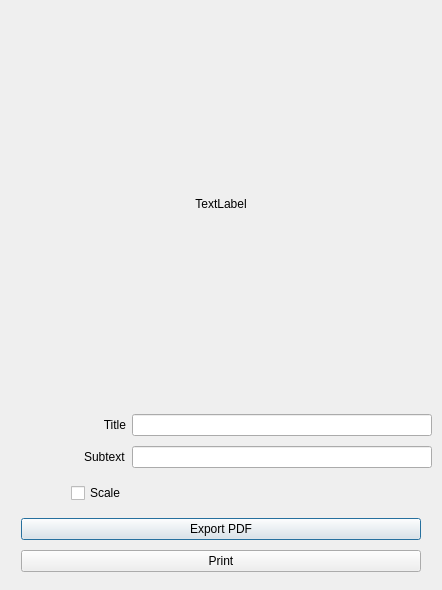
Kanahiro/EZPrinter, file printWindow.ui: the form before one commit.
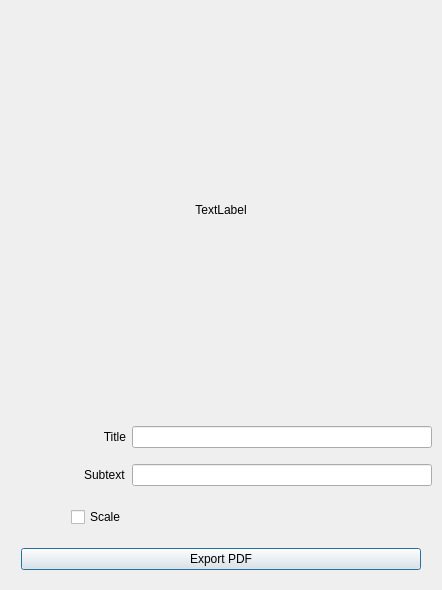
The form after the commit.

The edit to the form file:
```diff
--- a/printWindow.ui
+++ b/printWindow.ui
@@ -144,25 +144,6 @@
       </property>
      </widget>
     </item>
-    <item row="5" column="0" colspan="2" alignment="Qt::AlignHCenter">
-     <widget class="QPushButton" name="printButton">
-      <property name="sizePolicy">
-       <sizepolicy hsizetype="Fixed" vsizetype="Fixed">
-        <horstretch>0</horstretch>
-        <verstretch>0</verstretch>
-       </sizepolicy>
-      </property>
-      <property name="minimumSize">
-       <size>
-        <width>400</width>
-        <height>0</height>
-       </size>
-      </property>
-      <property name="text">
-       <string>Print</string>
-      </property>
-     </widget>
-    </item>
    </layout>
   </widget>
  </widget>
```
